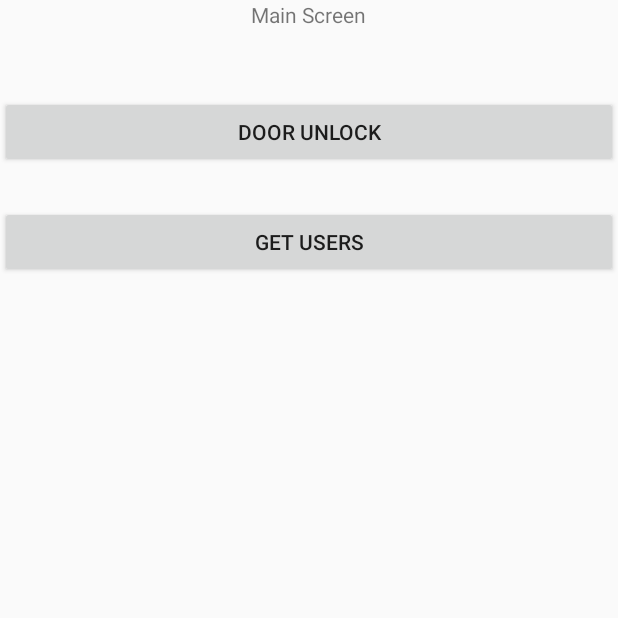
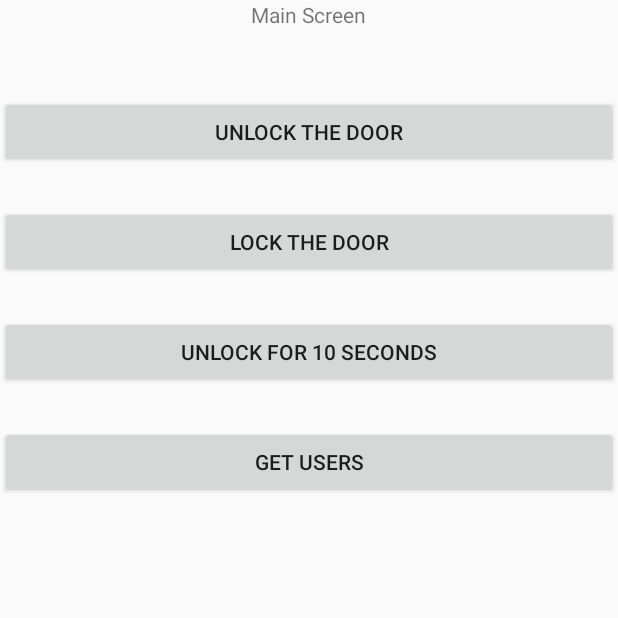
Before and after one commit to Azazel1333/cs401, an Android app: the screen it shows after launch (MainActivity), on a phone screen of 412 x 824 dp, the top half of it. Run offline under Robolectric (Android 15) with nearby library versions, the phone set to English and light mode, and no system bars; 4 statements that could not run were skipped.

Commit message:
mobile-update

```diff
--- a/android-app/FirstApplication/app/src/main/java/com/example/justin/firstapplication/DoorUnlock.java
+++ b/android-app/FirstApplication/app/src/main/java/com/example/justin/firstapplication/DoorUnlock.java
@@ -144,7 +144,7 @@ public class DoorUnlock extends Activity {
         protected void onPreExecute() {
             super.onPreExecute();
             pDialog = new ProgressDialog(DoorUnlock.this);
-            pDialog.setMessage("Unlocking Door. Please wait...");
+            pDialog.setMessage("Door will be unlocked for 10 seconds once connection is established. Door will be locked once this message disappears...");
             pDialog.setIndeterminate(false);
             pDialog.setCancelable(false);
             pDialog.show();
--- a/android-app/FirstApplication/app/src/main/java/com/example/justin/firstapplication/MainActivity.java
+++ b/android-app/FirstApplication/app/src/main/java/com/example/justin/firstapplication/MainActivity.java
@@ -39,6 +39,8 @@ public class MainActivity extends Activity {
     //Button btnNewProduct;
     Button btnDoorUnlock;
     Button btnGetUsers;
+    Button btnFDoorUnlock;
+    Button btnFDoorLock;
     /**
      * ATTENTION: This was auto-generated to implement the App Indexing API.
      * See https://g.co/AppIndexing/AndroidStudio for more information.
@@ -56,6 +58,8 @@ public class MainActivity extends Activity {
         // Buttons
         btnDoorUnlock = (Button) findViewById(R.id.btnDoorUnlock);
         btnGetUsers = (Button) findViewById(R.id.btnGetUsers);
+        btnFDoorUnlock = (Button) findViewById(R.id.btnFDoorUnlock);
+        btnFDoorLock = (Button) findViewById(R.id.btnFDoorLock);
 
         // view products click event
         btnDoorUnlock.setOnClickListener(new View.OnClickListener() {
@@ -64,6 +68,32 @@ public class MainActivity extends Activity {
             public void onClick(View view) {
                 // Launching All products Activity
                 Intent i = new Intent(getApplicationContext(), DoorUnlock.class);
+                startActivity(i);
+
+
+
+            }
+        });
+
+        btnFDoorUnlock.setOnClickListener(new View.OnClickListener() {
+
+            @Override
+            public void onClick(View view) {
+                // Launching All products Activity
+                Intent i = new Intent(getApplicationContext(), FDoorUnlock.class);
+                startActivity(i);
+
+
+
+            }
+        });
+
+        btnFDoorLock.setOnClickListener(new View.OnClickListener() {
+
+            @Override
+            public void onClick(View view) {
+                // Launching All products Activity
+                Intent i = new Intent(getApplicationContext(), FDoorLock.class);
                 startActivity(i);
 
 
--- a/android-app/FirstApplication/app/src/main/res/layout/activity_main.xml
+++ b/android-app/FirstApplication/app/src/main/res/layout/activity_main.xml
@@ -34,12 +34,22 @@
         android:text="Connect"
         android:layout_marginTop="25dip"/>
 -->
+    <Button android:id="@+id/btnFDoorUnlock"
+        android:layout_width="fill_parent"
+        android:layout_height="wrap_content"
+        android:text="Unlock The Door"
+        android:layout_marginTop="25dip"/>
 
+    <Button android:id="@+id/btnFDoorLock"
+        android:layout_width="fill_parent"
+        android:layout_height="wrap_content"
+        android:text="Lock The Door"
+        android:layout_marginTop="25dip"/>
 
     <Button android:id="@+id/btnDoorUnlock"
         android:layout_width="fill_parent"
         android:layout_height="wrap_content"
-        android:text="Door Unlock"
+        android:text="Unlock for 10 seconds"
         android:layout_marginTop="25dip"/>
 
 
```
Also changed, not shown: android-app/FirstApplication/app/src/main/AndroidManifest.xml (+11 -0 lines).
